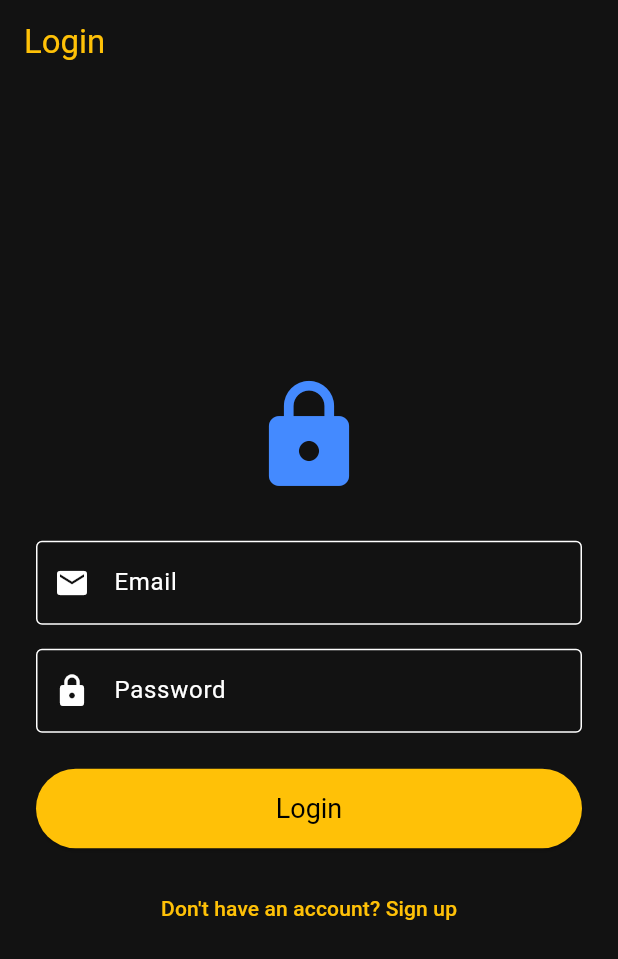
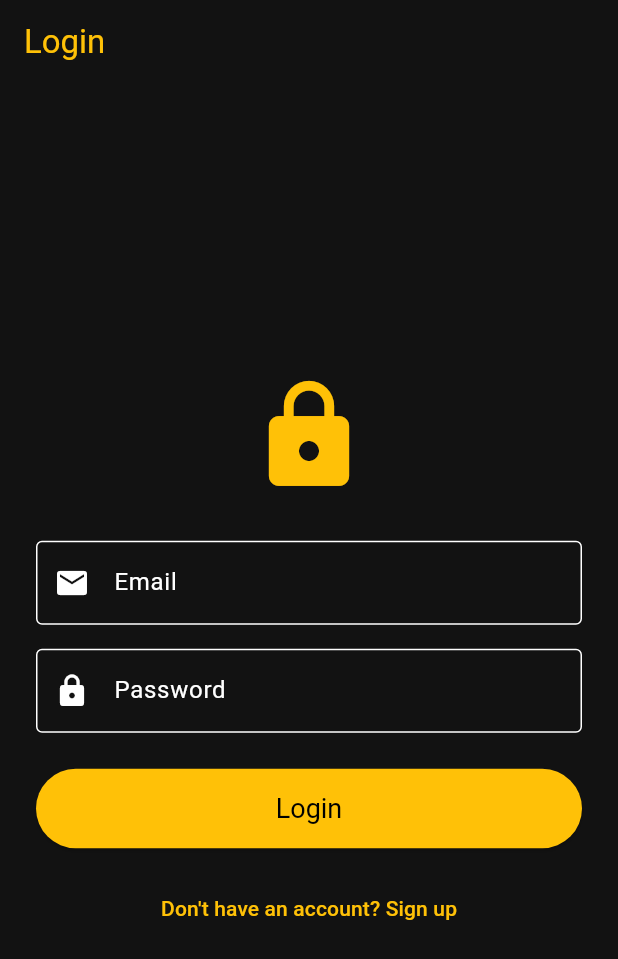
Before and after one commit to FaakhirMemon030/mood_tracker, a Flutter app: the screen it shows after launch, after a tap on "Skip", on a phone screen of 412 x 824 dp. Shown: the top 959 px of the screen. Run offline on Flutter 3.47's test engine with Material 3 defaults, Android fonts, the phone set to English and light mode, and no system bars; our stand-ins replace cloud_firestore, firebase_auth, firebase_core, flutter_native_splash; accounts and stored records are empty.

Commit message:
new commit

```diff
--- a/lib/screens/admin_panel_screen.dart
+++ b/lib/screens/admin_panel_screen.dart
@@ -90,7 +90,7 @@ class _AdminPanelScreenState extends State<AdminPanelScreen> with SingleTickerPr
             return Card(
               margin: const EdgeInsets.symmetric(horizontal: 10, vertical: 5),
               child: ListTile(
-                leading: const Icon(Icons.feedback, color: Colors.blueAccent),
+                leading: const Icon(Icons.feedback, color: Colors.amber),
                 title: Text(fb.message),
                 subtitle: Text('User ID: ${fb.uid}\nDate: ${fb.timestamp.toLocal()}'),
                 isThreeLine: true,
--- a/lib/screens/login_screen.dart
+++ b/lib/screens/login_screen.dart
@@ -72,7 +72,7 @@ class _LoginScreenState extends State<LoginScreen> {
               mainAxisAlignment: MainAxisAlignment.center,
               crossAxisAlignment: CrossAxisAlignment.stretch,
               children: [
-                const Icon(Icons.lock, size: 80, color: Colors.blueAccent),
+                const Icon(Icons.lock, size: 80, color: Colors.amber),
                 const SizedBox(height: 30),
                 TextFormField(
                   controller: _emailController,
--- a/lib/screens/signup_screen.dart
+++ b/lib/screens/signup_screen.dart
@@ -61,7 +61,7 @@ class _SignupScreenState extends State<SignupScreen> {
               mainAxisAlignment: MainAxisAlignment.center,
               crossAxisAlignment: CrossAxisAlignment.stretch,
               children: [
-                const Icon(Icons.person_add, size: 80, color: Colors.blueAccent),
+                const Icon(Icons.person_add, size: 80, color: Colors.amber),
                 const SizedBox(height: 30),
                 TextFormField(
                   controller: _nameController,
--- a/lib/screens/splash_screen.dart
+++ b/lib/screens/splash_screen.dart
@@ -10,20 +10,24 @@ class SplashScreen extends StatefulWidget {
 
 class _SplashScreenState extends State<SplashScreen> with SingleTickerProviderStateMixin {
   late AnimationController _controller;
-  late Animation<double> _animation;
+  late Animation<double> _scaleAnimation;
+  late Animation<double> _fadeAnimation;
 
   @override
   void initState() {
     super.initState();
     _controller = AnimationController(
-      duration: const Duration(seconds: 2),
-      vsync: this,
-    );
-    _animation = CurvedAnimation(parent: _controller, curve: Curves.easeIn);
+        duration: const Duration(milliseconds: 2000), vsync: this);
+
+    _scaleAnimation =
+        CurvedAnimation(parent: _controller, curve: Curves.elasticOut);
+    _fadeAnimation = Tween<double>(begin: 0.0, end: 1.0).animate(
+        CurvedAnimation(parent: _controller, curve: const Interval(0.0, 0.5, curve: Curves.easeIn)));
 
     _controller.forward();
 
     Future.delayed(const Duration(seconds: 3), () {
+      if (!mounted) return;
       Navigator.of(context).pushReplacement(
         MaterialPageRoute(builder: (_) => const OnboardingScreen()),
       );
@@ -39,27 +43,44 @@ class _SplashScreenState extends State<SplashScreen> with SingleTickerProviderSt
   @override
   Widget build(BuildContext context) {
     return Scaffold(
-      backgroundColor: Colors.blueAccent,
+      backgroundColor: const Color(0xFF121212), // Black background
       body: Center(
         child: FadeTransition(
-          opacity: _animation,
+          opacity: _fadeAnimation,
+          child: ScaleTransition(
+            scale: _scaleAnimation,
             child: Column(
               mainAxisAlignment: MainAxisAlignment.center,
               children: const [
-              Icon(Icons.mood, size: 100, color: Colors.white),
+                Icon(
+                  Icons.mood,
+                  size: 120,
+                  color: Colors.amber, // Yellow accent
+                ),
                 SizedBox(height: 20),
                 Text(
                   'Mood Tracker',
                   style: TextStyle(
-                  fontSize: 32,
+                    fontSize: 36,
                     fontWeight: FontWeight.bold,
                     color: Colors.white,
+                    letterSpacing: 2,
+                  ),
+                ),
+                SizedBox(height: 10),
+                Text(
+                  'Track your feelings.',
+                  style: TextStyle(
+                    fontSize: 16,
+                    color: Colors.amber,
+                    fontStyle: FontStyle.italic,
                   ),
                 ),
               ],
             ),
           ),
         ),
+      ),
     );
   }
 }
```
Also changed, not shown: 2 other files. Lines whose indentation alone changed are shown as unchanged.
